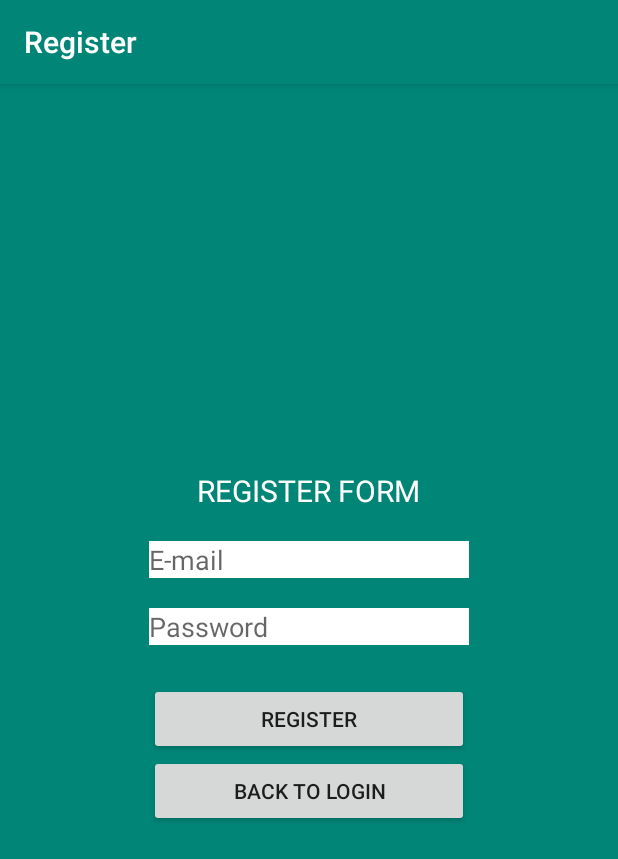
After one commit to YoseKornelius/Tugas-Mingguan, an Android app: the Register screen opened directly, with no data from a screen before it, on a phone screen of 412 x 824 dp. The commit adds this screen. Shown: the top 859 px of the screen. Run offline under Robolectric (Android 15) with nearby library versions, the phone set to English and light mode, and no system bars.

Commit message:
Logic Register,UI Register, connect SQLite

```diff
--- a/app/src/main/AndroidManifest.xml
+++ b/app/src/main/AndroidManifest.xml
@@ -19,7 +19,11 @@
         </activity>
         <activity
             android:name=".Home"
-            android:label="@string/app_name">
+            android:label="Home">
+        </activity>
+        <activity
+            android:name=".Register"
+            android:label="Register">
         </activity>
 
 
--- /dev/null
+++ b/app/src/main/java/com/example/login/Register.java
@@ -0,0 +1,77 @@
+package com.example.login;
+
+import android.content.Context;
+import android.content.Intent;
+import android.database.sqlite.SQLiteDatabase;
+import android.database.sqlite.SQLiteStatement;
+import android.os.Bundle;
+import android.view.View;
+import android.widget.Button;
+import android.widget.EditText;
+import android.widget.Toast;
+
+import androidx.appcompat.app.AppCompatActivity;
+
+public class Register extends AppCompatActivity {
+    String emailPattern = "[a-zA-Z0-9._-]+@[a-z]+\\.+[a-z]+";
+    EditText inputPassword,inputEmail;
+    Button  btLogin, btRegister;
+
+    @Override
+    protected void onCreate(Bundle savedInstanceState){
+        super.onCreate(savedInstanceState);
+        setContentView(R.layout.signup_layout);
+
+        inputEmail = findViewById( R.id.inputEmail );
+        inputPassword = findViewById( R.id.inputPassword );
+        btLogin = findViewById( R.id.btLogin );
+        btRegister = findViewById( R.id.btRegister );
+
+        btRegister.setOnClickListener( new View.OnClickListener() {
+            @Override
+            public void onClick(View v) {
+                insert();
+
+            }
+        });
+
+        btLogin.setOnClickListener( new View.OnClickListener() {
+            @Override
+            public void onClick(View v) {
+                Intent in =new Intent(Register.this, MainActivity.class);
+                startActivity(in);
+            }
+        } );
+
+    }
+
+    public void insert(){
+
+        try{
+            String Email = inputEmail.getText().toString();
+            String Password = inputPassword.getText().toString();
+
+            SQLiteDatabase db = openOrCreateDatabase
+                    ( "user", Context.MODE_PRIVATE, null );
+            db.execSQL( "Create TABLE IF NOT EXISTS user" +
+                    "(id INTEGER PRIMARY KEY AUTOINCREMENT, user VARCHAR,pass VARCHAR)" );
+            if(inputEmail.getText().toString().trim().matches(emailPattern)) {
+                String sql = "insert into user(user,pass) values (?,?)";
+                SQLiteStatement statement = db.compileStatement( sql );
+                statement.bindString( 1, Email );
+                statement.bindString( 2, Password );
+                statement.execute();
+                Toast.makeText( this, "Record added", Toast.LENGTH_LONG ).show();
+            }else{
+                Toast.makeText(getApplicationContext(),"Invalid email address", Toast.LENGTH_SHORT).show();
+            }
+            inputPassword.setText( "" );
+            inputEmail.setText( "" );
+            inputEmail.requestFocus();
+
+        }
+        catch (Exception ex){
+            Toast.makeText(this,"Record Failed ",Toast.LENGTH_LONG).show();
+        }
+    }
+}
--- /dev/null
+++ b/app/src/main/res/layout/signup_layout.xml
@@ -0,0 +1,82 @@
+<?xml version="1.0" encoding="utf-8"?>
+<LinearLayout xmlns:android="http://schemas.android.com/apk/res/android"
+    android:orientation="vertical" android:layout_width="match_parent"
+    android:gravity="center"
+    android:background="@color/colorPrimary"
+    android:layout_height="match_parent">
+
+    <LinearLayout
+        android:layout_width="wrap_content"
+        android:layout_height="wrap_content"
+        android:gravity="center"
+        android:orientation="vertical">
+
+        <TextView
+            android:layout_width="wrap_content"
+            android:layout_height="wrap_content"
+            android:text="REGISTER FORM"
+            android:layout_marginTop="10dp"
+            android:layout_marginBottom="10dp"
+            android:textColor="@color/white"
+            android:textSize="20sp">
+
+        </TextView>
+
+    </LinearLayout>
+
+    <LinearLayout
+        android:layout_width="wrap_content"
+        android:layout_height="wrap_content"
+        android:gravity="center"
+        android:orientation="vertical">
+
+        <EditText
+            android:id="@+id/inputEmail"
+            android:layout_width="match_parent"
+            android:layout_height="wrap_content"
+            android:layout_marginTop="10dp"
+            android:layout_marginBottom="10dp"
+            android:ems="10"
+            android:hint="E-mail"
+            android:layout_marginLeft="32dp"
+            android:layout_marginRight="32dp"
+            android:inputType="textEmailAddress"
+            android:background="@color/white"/>
+
+        <EditText
+            android:id="@+id/inputPassword"
+            android:layout_width="match_parent"
+            android:layout_height="wrap_content"
+            android:layout_marginTop="10dp"
+            android:layout_marginBottom="10dp"
+            android:ems="10"
+            android:hint="Password"
+            android:inputType="textPassword"
+            android:layout_marginLeft="32dp"
+            android:layout_marginRight="32dp"
+            android:background="@color/white" />
+
+        <Button
+            android:id="@+id/btRegister"
+            android:layout_width="match_parent"
+            android:layout_height="wrap_content"
+            android:layout_marginTop="15dp"
+
+            android:layout_marginLeft="32dp"
+            android:layout_marginRight="32dp"
+            android:text="REGISTER" />
+
+        <Button
+            android:id="@+id/btLogin"
+            android:layout_width="match_parent"
+            android:layout_height="wrap_content"
+
+            android:layout_marginBottom="25dp"
+            android:layout_marginLeft="32dp"
+            android:layout_marginRight="32dp"
+            android:text="BACK TO LOGIN" />
+
+
+    </LinearLayout>
+
+</LinearLayout>
```
Also changed, not shown: app/src/main/java/com/example/login/MainActivity.java (+5 -17 lines), 1 other file.
